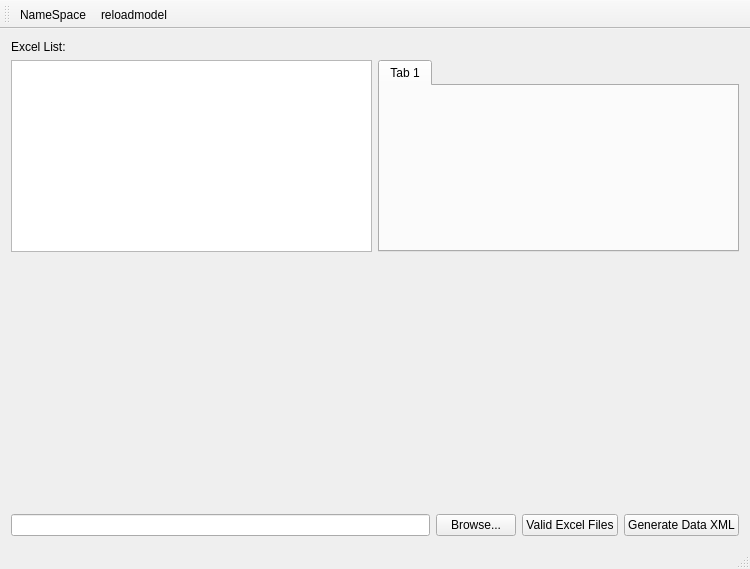
This is mainwindow.ui in LMiceOrg/Modelingtools as Qt 5 draws it before an edit. The edited form follows.
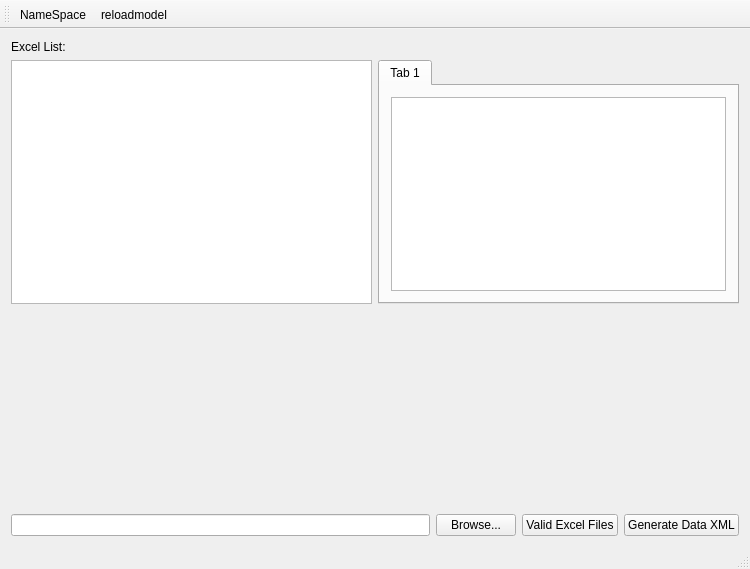
This is the edited form. Custom widgets are drawn as their Qt base class.

Diff of the .ui file:
```diff
--- a/mainwindow.ui
+++ b/mainwindow.ui
@@ -51,6 +51,11 @@
            <attribute name="title">
             <string>Tab 1</string>
            </attribute>
+           <layout class="QGridLayout" name="gridLayout_2">
+            <item row="0" column="0">
+             <widget class="QListWidget" name="errListWidget"/>
+            </item>
+           </layout>
           </widget>
          </widget>
         </item>
```
